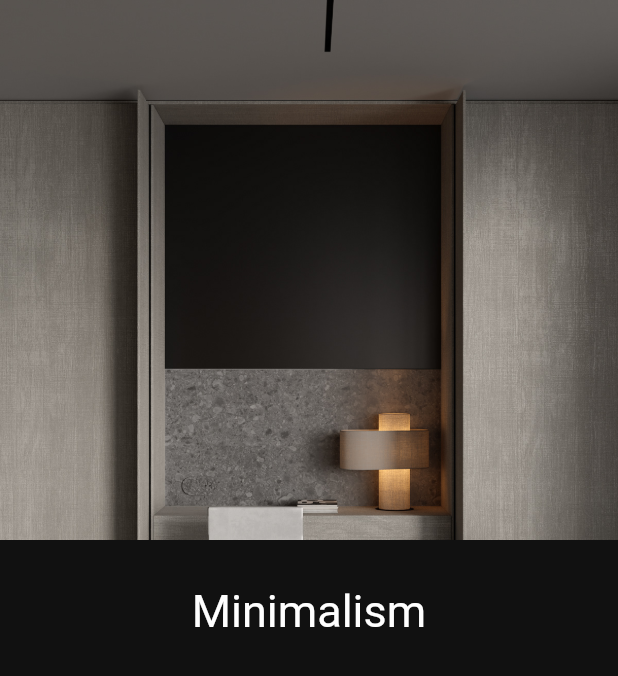
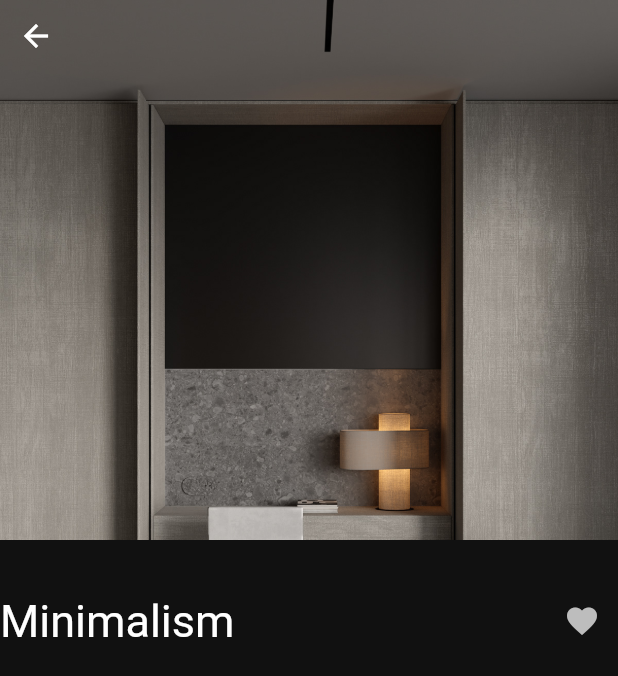
Before and after one commit to anna-rosewine/animations, a Flutter app: the OpenPage screen opened directly with sample values from the repository, on a phone screen of 412 x 824 dp. Shown: the top 676 px of the screen. Run offline on Flutter 3.47's test engine with Material 2 defaults, Android fonts, the phone set to English and light mode, and no system bars.

Commit message:
heart (like) animations : explicit animation with ColorTween

```diff
--- /dev/null
+++ b/lib/ui/heart.dart
@@ -0,0 +1,66 @@
+import 'package:flutter/material.dart';
+
+class Heart extends StatefulWidget {
+  const Heart({Key? key}) : super(key: key);
+
+  @override
+  _HeartState createState() => _HeartState();
+}
+
+class _HeartState extends State<Heart> with SingleTickerProviderStateMixin {
+  late AnimationController _controller;
+  late Animation _colorAnimation;
+  bool isFav = false;
+
+  @override
+  void initState() {
+    super.initState();
+
+    _controller =
+        AnimationController(vsync: this, duration: Duration(milliseconds: 500));
+    _colorAnimation = ColorTween(begin: Colors.grey[400], end: Colors.red)
+        .animate(_controller);
+    // _controller.forward();
+
+    _controller.addListener(() {
+      // setState(() {});
+      print(_colorAnimation.value);
+    });
+
+    _controller.addStatusListener((status) {
+      if (status == AnimationStatus.completed) {
+        setState(() {
+          isFav = true;
+        });
+      }
+      if (status == AnimationStatus.dismissed) {
+        setState(() {
+          isFav = false;
+        });
+      }
+      print(status);
+    });
+  }
+
+  @override
+  void dispose() {
+    super.dispose();
+    _controller.dispose();
+  }
+
+  @override
+  Widget build(BuildContext context) {
+    return AnimatedBuilder(
+      animation: _controller,
+      builder: (vontext, child) {
+        return IconButton(
+          onPressed: () {
+            isFav == false ? _controller.forward() : _controller.reverse();
+          },
+          icon: Icon(Icons.favorite),
+          color: _colorAnimation.value,
+        );
+      },
+    );
+  }
+}
--- a/lib/ui/open_page.dart
+++ b/lib/ui/open_page.dart
@@ -1,4 +1,5 @@
 import 'package:animations/core/design_example.dart';
+import 'package:animations/ui/heart.dart';
 import 'package:flutter/material.dart';
 
 class OpenPage extends StatefulWidget {
@@ -16,6 +17,8 @@ class _OpenPageState extends State<OpenPage> {
         backgroundColor: Color(0xff111111),
         body: Column(
           children: [
+            Stack(
+              children: [
                 ClipRRect(
                     child: Hero(
                   tag: widget.style.imagePath,
@@ -27,11 +30,27 @@ class _OpenPageState extends State<OpenPage> {
                     alignment: Alignment.topCenter,
                   ),
                 )),
+                IconButton(
+                    onPressed: () {
+                      Navigator.pop(context);
+                    },
+                    icon: Icon(
+                      Icons.arrow_back,
+                      color: Colors.white,
+                    )),
+              ],
+            ),
             const SizedBox(
               height: 30,
             ),
+            Row(
+              mainAxisAlignment: MainAxisAlignment.spaceBetween,
+              children: [
                 Text(widget.style.title,
                     style: TextStyle(fontSize: 30, color: Colors.white)),
+                Heart()
+              ],
+            )
           ],
         ));
   }
```
Also changed, not shown: lib/ui/hero_animation_examlpe.dart (+17 -0 lines). Lines whose indentation alone changed are shown as unchanged.
